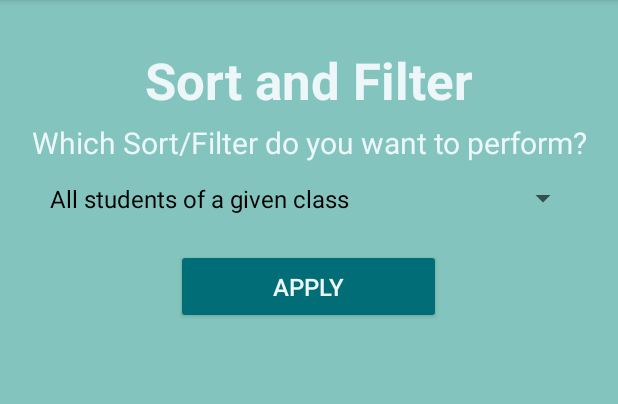
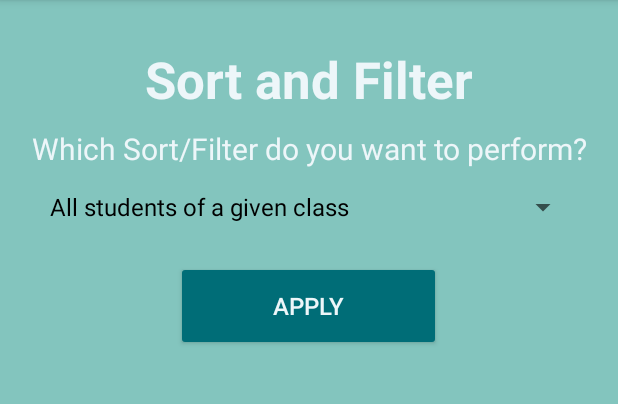
Before and after one commit to or1901/Ex192, an Android app: the SortAndFilterActivity screen opened directly, with no data from a screen before it, on a phone screen of 412 x 824 dp, the part 84-488 px from its top. Run offline under Robolectric (Android 15) with nearby library versions, the phone set to English and light mode, and no system bars.

Commit message:
Made little adjustments in activity_sort_and_filter design, and changed the list view id

```diff
--- a/app/src/main/res/layout/activity_sort_and_filter.xml
+++ b/app/src/main/res/layout/activity_sort_and_filter.xml
@@ -27,7 +27,7 @@
     <Space
         android:layout_width="match_parent"
         android:layout_height="0dp"
-        android:layout_weight="0.1" />
+        android:layout_weight="0.2" />
 
     <TextView
         android:layout_width="match_parent"
@@ -41,7 +41,7 @@
     <LinearLayout
         android:layout_width="match_parent"
         android:layout_height="0dp"
-        android:layout_weight="0.7"
+        android:layout_weight="0.8"
         android:orientation="horizontal">
 
         <Space
@@ -69,7 +69,7 @@
     <LinearLayout
         android:layout_width="match_parent"
         android:layout_height="0dp"
-        android:layout_weight="0.8"
+        android:layout_weight="1"
         android:orientation="horizontal">
 
         <Space
@@ -82,6 +82,7 @@
             android:layout_height="match_parent"
             android:layout_weight="3"
             android:backgroundTint="#006d77"
+            android:onClick="applyFilter"
             android:text="Apply"
             android:textColor="#edf6f9"
             android:textSize="16sp" />
@@ -109,7 +110,7 @@
             android:layout_weight="1" />
 
         <ListView
-            android:id="@+id/lvStudents"
+            android:id="@+id/lvFilteredStudents"
             android:layout_width="0dp"
             android:layout_height="match_parent"
             android:layout_weight="12" />
```
